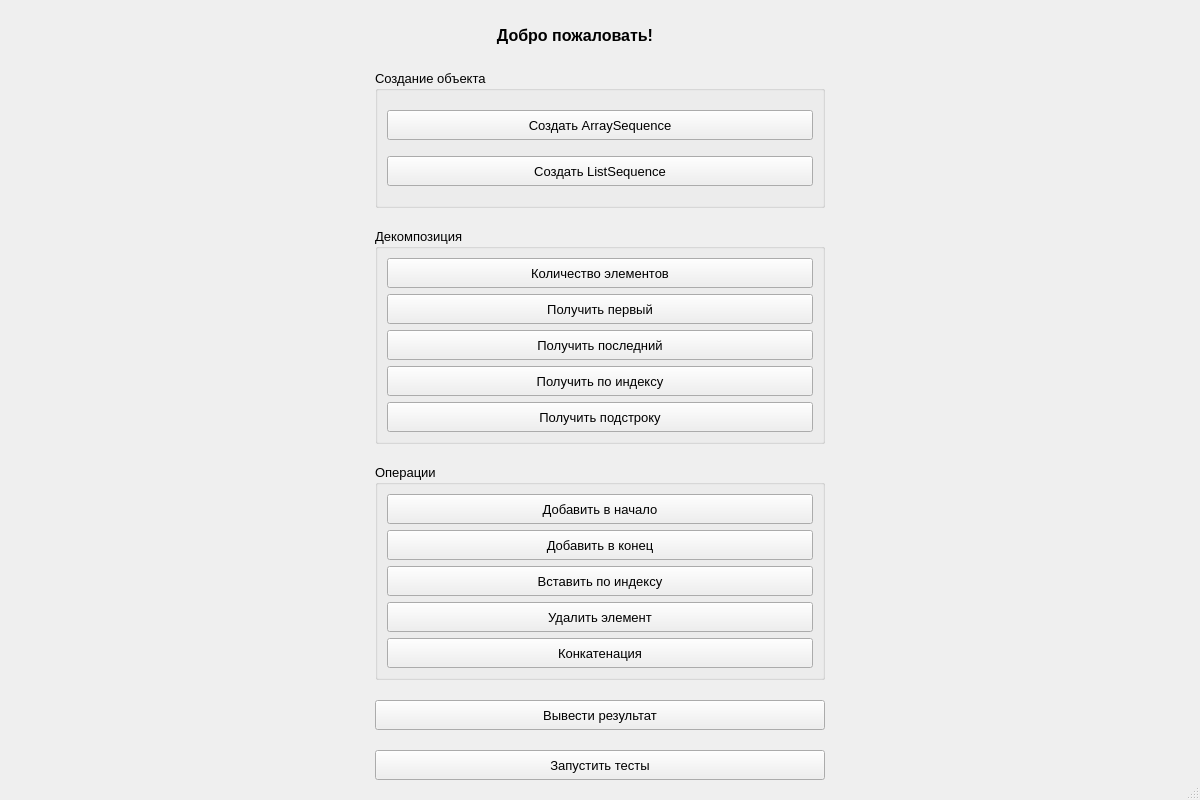
Before: the Qt Designer form app/mainwindow.ui in Defenderrus/Lab_22, drawn with Qt 5.
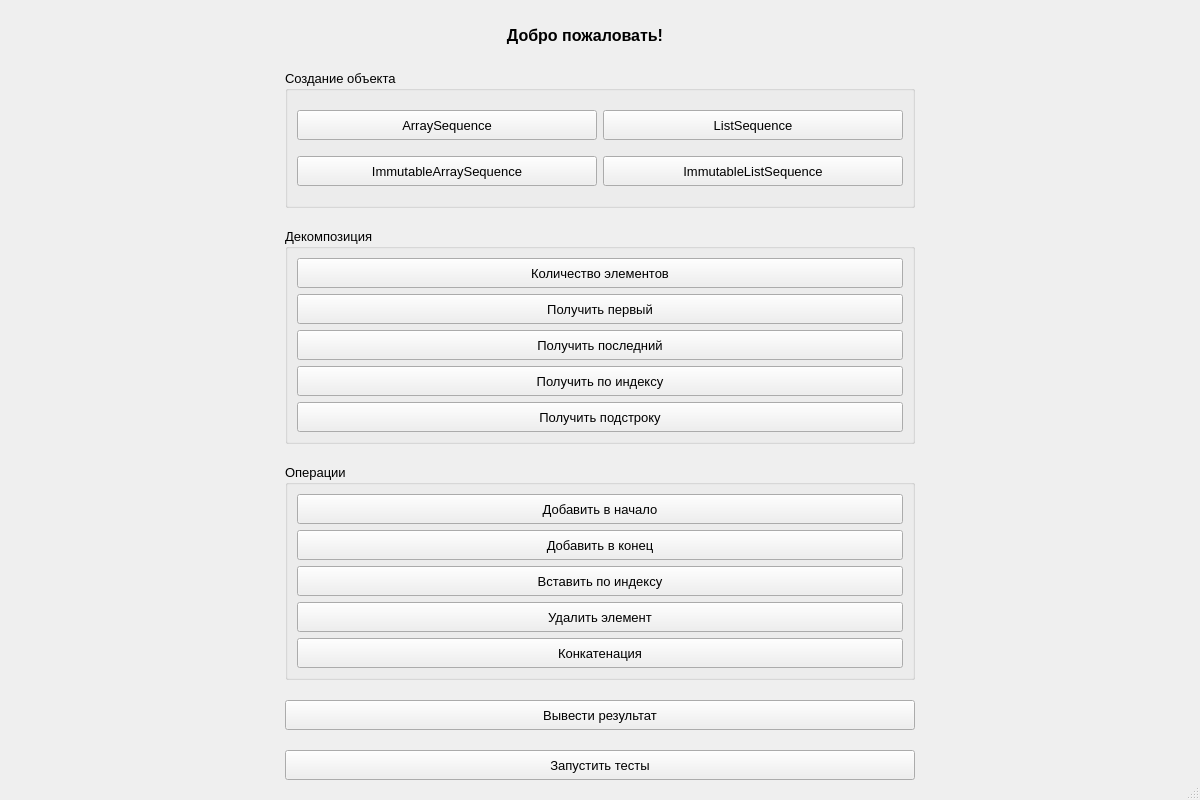
After: the same form once the commit is applied.

Commit message: Better interface

Diff of the .ui file:
```diff
--- a/app/mainwindow.ui
+++ b/app/mainwindow.ui
@@ -45,9 +45,15 @@
     </property>
     <item row="0" column="0">
      <widget class="QLabel" name="label">
+      <property name="minimumSize">
+       <size>
+        <width>600</width>
+        <height>30</height>
+       </size>
+      </property>
       <property name="maximumSize">
        <size>
-        <width>400</width>
+        <width>600</width>
         <height>30</height>
        </size>
       </property>
@@ -66,91 +72,37 @@
       </property>
      </widget>
     </item>
-    <item row="3" column="0">
-     <widget class="QGroupBox" name="groupBox_3">
+    <item row="4" column="0">
+     <widget class="QPushButton" name="pushButton_15">
       <property name="minimumSize">
        <size>
-        <width>450</width>
-        <height>170</height>
+        <width>400</width>
+        <height>30</height>
        </size>
       </property>
-      <property name="title">
-       <string>Операции</string>
+      <property name="text">
+       <string>Вывести результат</string>
       </property>
-      <layout class="QVBoxLayout" name="verticalLayout_3">
-       <item>
-        <widget class="QPushButton" name="pushButton_8">
-         <property name="minimumSize">
-          <size>
-           <width>400</width>
-           <height>30</height>
-          </size>
-         </property>
-         <property name="text">
-          <string>Добавить в начало</string>
-         </property>
-        </widget>
-       </item>
-       <item>
-        <widget class="QPushButton" name="pushButton_9">
-         <property name="minimumSize">
-          <size>
-           <width>400</width>
-           <height>30</height>
-          </size>
-         </property>
-         <property name="text">
-          <string>Добавить в конец</string>
-         </property>
-        </widget>
-       </item>
-       <item>
-        <widget class="QPushButton" name="pushButton_10">
-         <property name="minimumSize">
-          <size>
-           <width>400</width>
-           <height>30</height>
-          </size>
-         </property>
-         <property name="text">
-          <string>Вставить по индексу</string>
-         </property>
-        </widget>
-       </item>
-       <item>
-        <widget class="QPushButton" name="pushButton_11">
-         <property name="minimumSize">
-          <size>
-           <width>400</width>
-           <height>30</height>
-          </size>
-         </property>
-         <property name="text">
-          <string>Удалить элемент</string>
-         </property>
-        </widget>
-       </item>
-       <item>
-        <widget class="QPushButton" name="pushButton_12">
-         <property name="minimumSize">
-          <size>
-           <width>400</width>
-           <height>30</height>
-          </size>
-         </property>
-         <property name="text">
-          <string>Конкатенация</string>
-         </property>
-        </widget>
-       </item>
-      </layout>
+     </widget>
+    </item>
+    <item row="5" column="0">
+     <widget class="QPushButton" name="pushButton_16">
+      <property name="minimumSize">
+       <size>
+        <width>400</width>
+        <height>30</height>
+       </size>
+      </property>
+      <property name="text">
+       <string>Запустить тесты</string>
+      </property>
      </widget>
     </item>
     <item row="2" column="0">
      <widget class="QGroupBox" name="groupBox_2">
       <property name="minimumSize">
        <size>
-        <width>450</width>
+        <width>600</width>
         <height>200</height>
        </size>
       </property>
@@ -159,7 +111,7 @@
       </property>
       <layout class="QVBoxLayout" name="verticalLayout_2">
        <item>
-        <widget class="QPushButton" name="pushButton_3">
+        <widget class="QPushButton" name="pushButton_5">
          <property name="minimumSize">
           <size>
            <width>400</width>
@@ -172,7 +124,7 @@
         </widget>
        </item>
        <item>
-        <widget class="QPushButton" name="pushButton_4">
+        <widget class="QPushButton" name="pushButton_6">
          <property name="minimumSize">
           <size>
            <width>400</width>
@@ -185,7 +137,7 @@
         </widget>
        </item>
        <item>
-        <widget class="QPushButton" name="pushButton_5">
+        <widget class="QPushButton" name="pushButton_7">
          <property name="minimumSize">
           <size>
            <width>400</width>
@@ -198,7 +150,7 @@
         </widget>
        </item>
        <item>
-        <widget class="QPushButton" name="pushButton_6">
+        <widget class="QPushButton" name="pushButton_8">
          <property name="minimumSize">
           <size>
            <width>400</width>
@@ -211,7 +163,7 @@
         </widget>
        </item>
        <item>
-        <widget class="QPushButton" name="pushButton_7">
+        <widget class="QPushButton" name="pushButton_9">
          <property name="minimumSize">
           <size>
            <width>400</width>
@@ -226,25 +178,12 @@
       </layout>
      </widget>
     </item>
-    <item row="4" column="0">
-     <widget class="QPushButton" name="pushButton_13">
-      <property name="minimumSize">
-       <size>
-        <width>400</width>
-        <height>30</height>
-       </size>
-      </property>
-      <property name="text">
-       <string>Вывести результат</string>
-      </property>
-     </widget>
-    </item>
     <item row="1" column="0">
      <widget class="QGroupBox" name="groupBox">
       <property name="minimumSize">
        <size>
-        <width>450</width>
-        <height>110</height>
+        <width>600</width>
+        <height>100</height>
        </size>
       </property>
       <property name="maximumSize">
@@ -256,12 +195,25 @@
       <property name="title">
        <string>Создание объекта</string>
       </property>
-      <layout class="QVBoxLayout" name="verticalLayout">
-       <item>
+      <layout class="QGridLayout" name="gridLayout_2">
+       <item row="1" column="1">
+        <widget class="QPushButton" name="pushButton_4">
+         <property name="minimumSize">
+          <size>
+           <width>300</width>
+           <height>30</height>
+          </size>
+         </property>
+         <property name="text">
+          <string>ImmutableListSequence</string>
+         </property>
+        </widget>
+       </item>
+       <item row="0" column="0">
         <widget class="QPushButton" name="pushButton">
          <property name="minimumSize">
           <size>
-           <width>400</width>
+           <width>300</width>
            <height>30</height>
           </size>
          </property>
@@ -272,15 +224,28 @@
           </size>
          </property>
          <property name="text">
-          <string>Создать ArraySequence</string>
+          <string>ArraySequence</string>
          </property>
         </widget>
        </item>
-       <item>
+       <item row="1" column="0">
+        <widget class="QPushButton" name="pushButton_3">
+         <property name="minimumSize">
+          <size>
+           <width>300</width>
+           <height>30</height>
+          </size>
+         </property>
+         <property name="text">
+          <string>ImmutableArraySequence</string>
+         </property>
+        </widget>
+       </item>
+       <item row="0" column="1">
         <widget class="QPushButton" name="pushButton_2">
          <property name="minimumSize">
           <size>
-           <width>400</width>
+           <width>300</width>
            <height>30</height>
           </size>
          </property>
@@ -291,24 +256,91 @@
           </size>
          </property>
          <property name="text">
-          <string>Создать ListSequence</string>
+          <string>ListSequence</string>
          </property>
         </widget>
        </item>
       </layout>
      </widget>
     </item>
-    <item row="5" column="0">
-     <widget class="QPushButton" name="pushButton_14">
+    <item row="3" column="0">
+     <widget class="QGroupBox" name="groupBox_3">
       <property name="minimumSize">
        <size>
-        <width>400</width>
-        <height>30</height>
+        <width>600</width>
+        <height>200</height>
        </size>
       </property>
-      <property name="text">
-       <string>Запустить тесты</string>
+      <property name="title">
+       <string>Операции</string>
       </property>
+      <layout class="QVBoxLayout" name="verticalLayout_3">
+       <item>
+        <widget class="QPushButton" name="pushButton_10">
+         <property name="minimumSize">
+          <size>
+           <width>400</width>
+           <height>30</height>
+          </size>
+         </property>
+         <property name="text">
+          <string>Добавить в начало</string>
+         </property>
+        </widget>
+       </item>
+       <item>
+        <widget class="QPushButton" name="pushButton_11">
+         <property name="minimumSize">
+          <size>
+           <width>400</width>
+           <height>30</height>
+          </size>
+         </property>
+         <property name="text">
+          <string>Добавить в конец</string>
+         </property>
+        </widget>
+       </item>
+       <item>
+        <widget class="QPushButton" name="pushButton_12">
+         <property name="minimumSize">
+          <size>
+           <width>400</width>
+           <height>30</height>
+          </size>
+         </property>
+         <property name="text">
+          <string>Вставить по индексу</string>
+         </property>
+        </widget>
+       </item>
+       <item>
+        <widget class="QPushButton" name="pushButton_13">
+         <property name="minimumSize">
+          <size>
+           <width>400</width>
+           <height>30</height>
+          </size>
+         </property>
+         <property name="text">
+          <string>Удалить элемент</string>
+         </property>
+        </widget>
+       </item>
+       <item>
+        <widget class="QPushButton" name="pushButton_14">
+         <property name="minimumSize">
+          <size>
+           <width>400</width>
+           <height>30</height>
+          </size>
+         </property>
+         <property name="text">
+          <string>Конкатенация</string>
+         </property>
+        </widget>
+       </item>
+      </layout>
      </widget>
     </item>
    </layout>
```
The commit also changes 2 other files.
